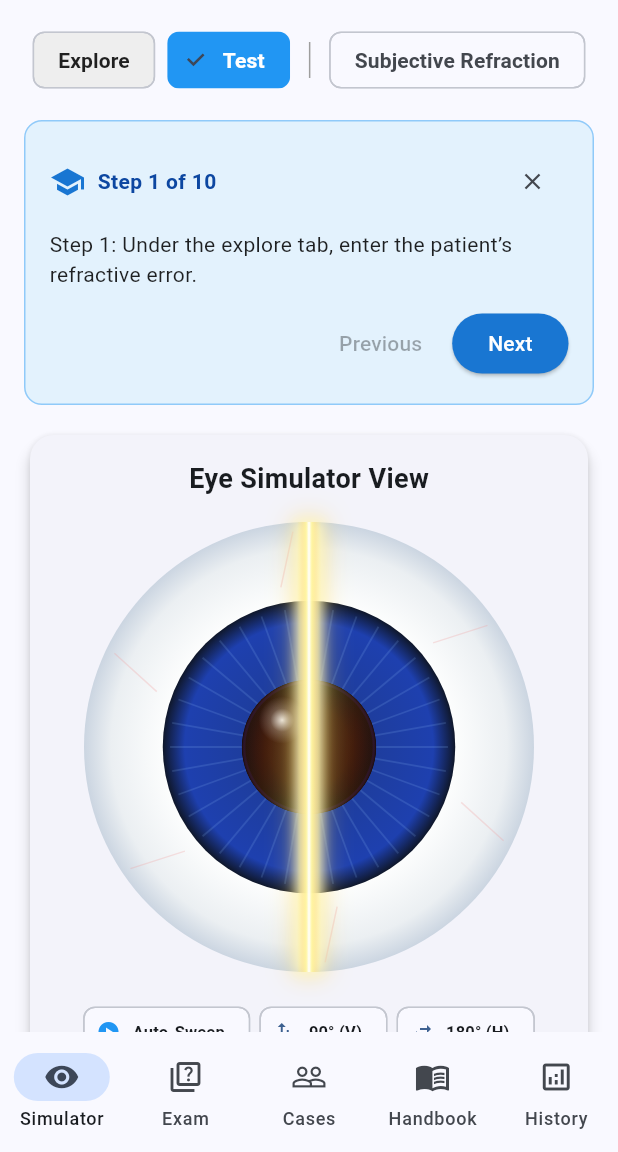
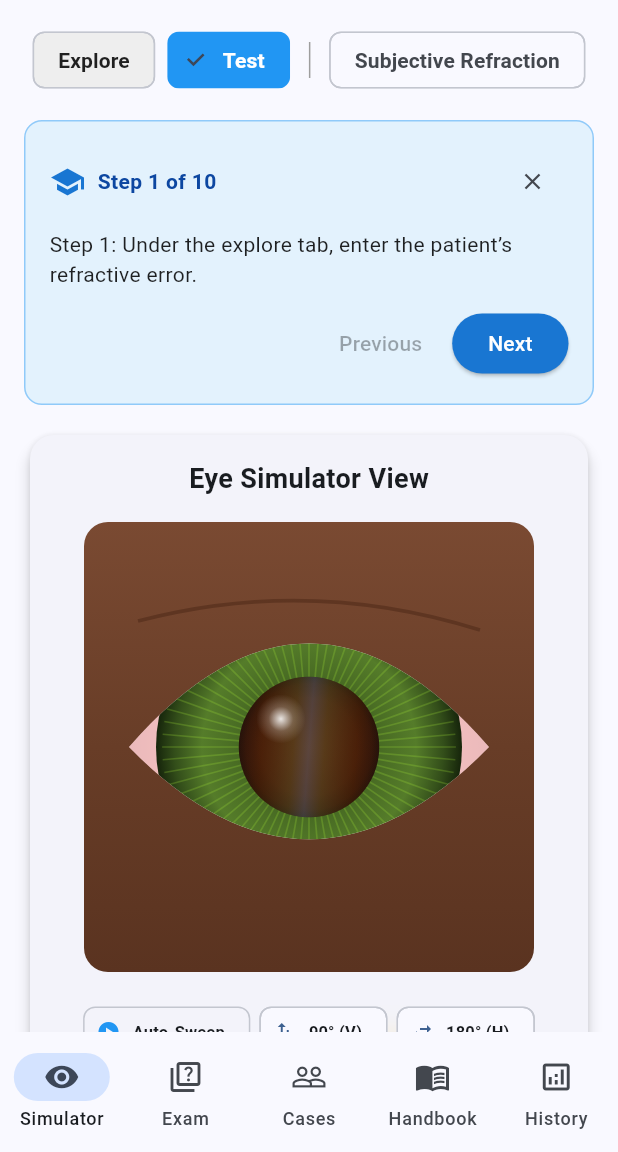
Before and after one commit to JMR193/Retinoscopy-Simulator, a Flutter app: the screen it shows after launch, after a tap on "Next", after a tap on "Skip", after a tap on "Test", on a phone screen of 412 x 824 dp, the part 84-1236 px from its top. Run offline on Flutter 3.47's test engine with Material 3 defaults, Android fonts, the phone set to English and light mode, and no system bars; our stand-ins replace audioplayers, package_info_plus, pdf, printing, share_plus, shared_preferences; missing offline and left inert: qr.

Commit message:
feat: match reference image anatomy, eyelids, olive iris, copper fundus glow, and 3D trial frame

```diff
--- a/lib/screens/retinoscopy_simulator_screen.dart
+++ b/lib/screens/retinoscopy_simulator_screen.dart
@@ -942,32 +942,27 @@ class _RetinoscopySimulatorScreenState extends State<RetinoscopySimulatorScreen>
                                     child: Transform.rotate(
                                       angle: (_state.streakAngle - 90) * math.pi / 180,
                                       child: Container(
-                                        width: 16,
-                                        height: size * 2.2,
+                                        width: (size * 0.22).clamp(50.0, 85.0),
+                                        height: size * 2.5,
                                         decoration: BoxDecoration(
                                           boxShadow: [
                                             BoxShadow(
-                                              color: const Color(0xFFFFD54F).withValues(alpha: 0.45),
-                                              blurRadius: 14,
-                                              spreadRadius: 3,
-                                            ),
-                                            BoxShadow(
-                                              color: const Color(0xFFFFF9C4).withValues(alpha: 0.85),
-                                              blurRadius: 6,
-                                              spreadRadius: 1,
+                                              color: const Color(0xFFFFD54F).withValues(alpha: 0.25),
+                                              blurRadius: 16,
+                                              spreadRadius: 4,
                                             ),
                                           ],
                                           gradient: const LinearGradient(
                                             colors: [
-                                              Color(0x00FFF176),
-                                              Color(0x66FFE082),
-                                              Color(0xDDFFF59D),
-                                              Color(0xFFFFFFFF), // White-hot filament center
-                                              Color(0xDDFFF59D),
-                                              Color(0x66FFE082),
-                                              Color(0x00FFF176),
+                                              Color(0x00FFE082),
+                                              Color(0x24FFE082),
+                                              Color(0x44FFF59D),
+                                              Color(0x68FFFFFF), // Soft luminous streak core
+                                              Color(0x44FFF59D),
+                                              Color(0x24FFE082),
+                                              Color(0x00FFE082),
                                             ],
-                                            stops: [0.0, 0.20, 0.38, 0.50, 0.62, 0.80, 1.0],
+                                            stops: [0.0, 0.18, 0.38, 0.50, 0.62, 0.82, 1.0],
                                           ),
                                         ),
                                       ),
--- a/lib/widgets/realistic_eye.dart
+++ b/lib/widgets/realistic_eye.dart
@@ -163,60 +163,108 @@ class EyePainter extends CustomPainter {
     final center = Offset(size.width / 2, size.height / 2);
     final maxRadius = math.min(size.width, size.height) / 2;
 
-    // 1. Draw Sclera (White of the eye with realistic spherical shading & subtle capillaries)
+    // 1. Draw Facial Skin Background & Anatomical Eyelid Creases
+    final skinPaint = Paint()
+      ..shader = LinearGradient(
+        colors: const [
+          Color(0xFF7A4A32),
+          Color(0xFF683D27),
+          Color(0xFF5A3320),
+        ],
+        begin: Alignment.topCenter,
+        end: Alignment.bottomCenter,
+      ).createShader(Rect.fromLTWH(0, 0, size.width, size.height));
+    canvas.drawRRect(
+      RRect.fromRectAndRadius(Rect.fromLTWH(0, 0, size.width, size.height), const Radius.circular(16)),
+      skinPaint,
+    );
+
+    // Eyelid Upper Crease (Superior Palpebral Sulcus)
+    final creasePaint = Paint()
+      ..color = const Color(0xFF452212).withValues(alpha: 0.45)
+      ..strokeWidth = 2.5
+      ..style = PaintingStyle.stroke;
+    final creasePath = Path();
+    creasePath.moveTo(size.width * 0.12, size.height * 0.22);
+    creasePath.quadraticBezierTo(size.width * 0.50, size.height * 0.12, size.width * 0.88, size.height * 0.24);
+    canvas.drawPath(creasePath, creasePaint);
+
+    // 2. Draw Palpebral Fissure (Almond-shaped eye opening)
+    final palpebralPath = Path();
+    palpebralPath.moveTo(size.width * 0.10, center.dy);
+    // Upper eyelid arc
+    palpebralPath.quadraticBezierTo(size.width * 0.50, center.dy - maxRadius * 0.92, size.width * 0.90, center.dy);
+    // Lower eyelid arc
+    palpebralPath.quadraticBezierTo(size.width * 0.50, center.dy + maxRadius * 0.82, size.width * 0.10, center.dy);
+    palpebralPath.close();
+
+    canvas.save();
+    canvas.clipPath(palpebralPath);
+
+    // Draw Sclera within palpebral fissure
     final scleraPaint = Paint()
       ..shader = RadialGradient(
         colors: const [
           Color(0xFFFCFDFD),
           Color(0xFFEBEFF2),
           Color(0xFFCBD5E1),
+          Color(0xFF94A3B8),
         ],
-        stops: const [0.65, 0.88, 1.0],
-      ).createShader(Rect.fromCircle(center: center, radius: maxRadius));
-    canvas.drawCircle(center, maxRadius, scleraPaint);
+        stops: const [0.55, 0.78, 0.92, 1.0],
+      ).createShader(Rect.fromCircle(center: center, radius: maxRadius * 1.1));
+    canvas.drawRect(Rect.fromLTWH(0, 0, size.width, size.height), scleraPaint);
 
+    // Medial & lateral canthus pink tissue
+    final canthusPaint = Paint()
+      ..color = const Color(0xFFE57373).withValues(alpha: 0.45);
+    canvas.drawCircle(Offset(size.width * 0.12, center.dy), maxRadius * 0.22, canthusPaint);
+    canvas.drawCircle(Offset(size.width * 0.88, center.dy), maxRadius * 0.20, canthusPaint);
+
+    // Subtle scleral capillaries
     final capillaryPaint = Paint()
-      ..color = const Color(0xFFEF9A9A).withValues(alpha: 0.28)
+      ..color = const Color(0xFFEF5350).withValues(alpha: 0.25)
       ..strokeWidth = 1.0
       ..style = PaintingStyle.stroke;
-
-    for (int i = 0; i < 6; i++) {
-      double a = (i * 60.0 + 20) * math.pi / 180;
+    for (int i = 0; i < 8; i++) {
+      double a = (i * 45.0 + 15) * math.pi / 180;
       canvas.drawLine(
-        Offset(center.dx + maxRadius * 0.72 * math.cos(a), center.dy + maxRadius * 0.72 * math.sin(a)),
-        Offset(center.dx + maxRadius * 0.96 * math.cos(a + 0.1), center.dy + maxRadius * 0.96 * math.sin(a + 0.1)),
+        Offset(center.dx + maxRadius * 0.70 * math.cos(a), center.dy + maxRadius * 0.70 * math.sin(a)),
+        Offset(center.dx + maxRadius * 0.98 * math.cos(a + 0.08), center.dy + maxRadius * 0.98 * math.sin(a + 0.08)),
         capillaryPaint,
       );
     }
 
-    // 2. Draw Iris (Detailed crypts, collarette & radial trabecular fibers)
-    final irisRadius = maxRadius * 0.65;
+    // 3. Draw Iris (Detailed Olive/Hazel stroma matching reference image)
+    final irisRadius = maxRadius * 0.68;
     final irisPaint = Paint()
       ..shader = RadialGradient(
         colors: const [
-          Color(0xFF1E3A8A),
-          Color(0xFF1E40AF),
-          Color(0xFF0F172A), // Limbal ring shadow
+          Color(0xFF2C4318), // Rich olive-hazel stroma
+          Color(0xFF426320),
+          Color(0xFF557C2A),
+          Color(0xFF334E1A),
+          Color(0xFF16250B), // Limbal ring shadow
         ],
-        stops: const [0.0, 0.85, 1.0],
+        stops: const [0.0, 0.35, 0.70, 0.88, 1.0],
       ).createShader(Rect.fromCircle(center: center, radius: irisRadius));
     canvas.drawCircle(center, irisRadius, irisPaint);
 
+    // Radiating iris stroma micro-fibers (72 dense fibers)
     final fiberPaint = Paint()
-      ..color = const Color(0xFF93C5FD).withValues(alpha: 0.16)
-      ..strokeWidth = 1.2
+      ..color = const Color(0xFFA3E635).withValues(alpha: 0.24)
+      ..strokeWidth = 1.1
       ..style = PaintingStyle.stroke;
 
-    for (int i = 0; i < 36; i++) {
-      double rad = (i * 10) * math.pi / 180;
+    for (int i = 0; i < 72; i++) {
+      double rad = (i * 5.0) * math.pi / 180;
       canvas.drawLine(
-        Offset(center.dx + irisRadius * 0.42 * math.cos(rad), center.dy + irisRadius * 0.42 * math.sin(rad)),
-        Offset(center.dx + irisRadius * 0.95 * math.cos(rad), center.dy + irisRadius * 0.95 * math.sin(rad)),
+        Offset(center.dx + irisRadius * 0.38 * math.cos(rad), center.dy + irisRadius * 0.38 * math.sin(rad)),
+        Offset(center.dx + irisRadius * 0.96 * math.cos(rad), center.dy + irisRadius * 0.96 * math.sin(rad)),
         fiberPaint,
       );
     }
 
-    // 3. Draw Pupil (Black aperture) with physiological light reflex constriction
+    // 4. Draw Pupil (Black aperture) with physiological light reflex constriction
     final double pupilRadius;
     if (pupilDilated) {
       pupilRadius = irisRadius * (pupilApertureRatio * 1.55).clamp(0.75, 0.94);
@@ -234,26 +282,25 @@ class EyePainter extends CustomPainter {
     final pupilPath = Path()..addOval(Rect.fromCircle(center: center, radius: pupilRadius));
     canvas.clipPath(pupilPath);
 
-    // 4. Draw Choroidal Backscatter Base Glow (Deep Red-Orange Retro-Illumination)
-    // Backscatter intensifies when the retinoscope beam aligns centrally over the pupil
+    // 5. Draw Choroidal Backscatter Base Glow (Terracotta / Copper-Red Retro-Illumination)
+    // Matches the reference image's rich incandescent copper pupil fill
     double beamProximity = (1.0 - (beamPosition.abs() / (pupilRadius * 1.6))).clamp(0.0, 1.0);
-    double dynamicChoroidGlow = (retinaOpacity * fundusLuminanceMultiplier * (0.92 + 0.45 * beamProximity)).clamp(0.15, 1.0);
+    double dynamicChoroidGlow = (retinaOpacity * fundusLuminanceMultiplier * (0.95 + 0.40 * beamProximity)).clamp(0.20, 1.0);
 
     final retinaGlowPaint = Paint()
       ..shader = RadialGradient(
         colors: [
-          const Color(0xFFFF5722).withValues(alpha: dynamicChoroidGlow), // Brilliant incandescent scarlet
-          const Color(0xFFE53935).withValues(alpha: dynamicChoroidGlow * 0.95),
-          const Color(0xFFC62828).withValues(alpha: dynamicChoroidGlow * 0.85),
-          const Color(0xFF880E4F).withValues(alpha: dynamicChoroidGlow * 0.55),
-          const Color(0xFF311B92).withValues(alpha: dynamicChoroidGlow * 0.20),
-          Colors.black,
+          const Color(0xFFD64B17).withValues(alpha: dynamicChoroidGlow), // Brilliant incandescent terracotta
+          const Color(0xFFC03A12).withValues(alpha: dynamicChoroidGlow * 0.98),
+          const Color(0xFFA8300E).withValues(alpha: dynamicChoroidGlow * 0.92),
+          const Color(0xFF802008).withValues(alpha: dynamicChoroidGlow * 0.70),
+          const Color(0xFF4A1004).withValues(alpha: dynamicChoroidGlow * 0.35),
         ],
-        stops: const [0.0, 0.35, 0.60, 0.80, 0.94, 1.0],
+        stops: const [0.0, 0.40, 0.70, 0.90, 1.0],
       ).createShader(Rect.fromCircle(center: center, radius: pupilRadius));
     canvas.drawCircle(center, pupilRadius, retinaGlowPaint);
 
-    // 5. Advanced Shader-Based Fundus Reflex Dynamics
+    // 6. Advanced Shader-Based Fundus Reflex Dynamics
     if (reflexMotion == "neutral") {
       // 🌟 FULL PUPILLARY CAVITY NEUTRALITY FLASH (100% Aperture Fill)
       final double peakLuminance = (reflectionOpacity * illuminance * fundusLuminanceMultiplier * 1.25).clamp(0.30, 1.0);
--- a/lib/widgets/trial_lens_overlay.dart
+++ b/lib/widgets/trial_lens_overlay.dart
@@ -28,11 +28,11 @@ class AAOTrialLensOverlay extends StatelessWidget {
       return const SizedBox.shrink();
     }
 
-    // Authentic Clinical Colors (Vibrant Olive Green for Plus, Crimson Red for Minus)
-    final Color baseColor = isPlusLens ? const Color(0xFF558B2F) : const Color(0xFFC62828);
-    final Color lightTone = isPlusLens ? const Color(0xFF689F38) : const Color(0xFFD32F2F);
-    final Color darkTone = isPlusLens ? const Color(0xFF33691E) : const Color(0xFF8E0000);
-    final Color highlightTone = isPlusLens ? const Color(0xFF8BC34A) : const Color(0xFFEF5350);
+    // Authentic Clinical Colors (Vibrant Lime-Olive Green for Plus, Crimson Red for Minus)
+    final Color baseColor = isPlusLens ? const Color(0xFF5EAA20) : const Color(0xFFC62828);
+    final Color lightTone = isPlusLens ? const Color(0xFF72C728) : const Color(0xFFD32F2F);
+    final Color darkTone = isPlusLens ? const Color(0xFF3E7514) : const Color(0xFF8E0000);
+    final Color highlightTone = isPlusLens ? const Color(0xFF8DE03C) : const Color(0xFFEF5350);
 
     final String sphereText = '${sphere > 0 ? '+' : ''}${sphere.toStringAsFixed(2)}';
     final String cylText = '${cylinder > 0 ? '+' : ''}${cylinder.toStringAsFixed(2)}';
@@ -199,7 +199,6 @@ class AAOTrialLensOverlay extends StatelessWidget {
                   ),
 
                   // Bottom Axis Degree Badge (e.g. '90°', '180°')
-                  if (cylinder != 0.0)
                   Positioned(
                     bottom: ringThickness * 0.08,
                     child: Text(
@@ -207,7 +206,7 @@ class AAOTrialLensOverlay extends StatelessWidget {
                       style: TextStyle(
                         color: Colors.white,
                         fontWeight: FontWeight.w900,
-                          fontSize: size * 0.052,
+                        fontSize: (size * 0.054).clamp(11.0, 18.0),
                         letterSpacing: 0.2,
                         shadows: const [
                           Shadow(color: Colors.black87, blurRadius: 4, offset: Offset(0, 1)),
```
Lines whose indentation alone changed are shown as unchanged.
